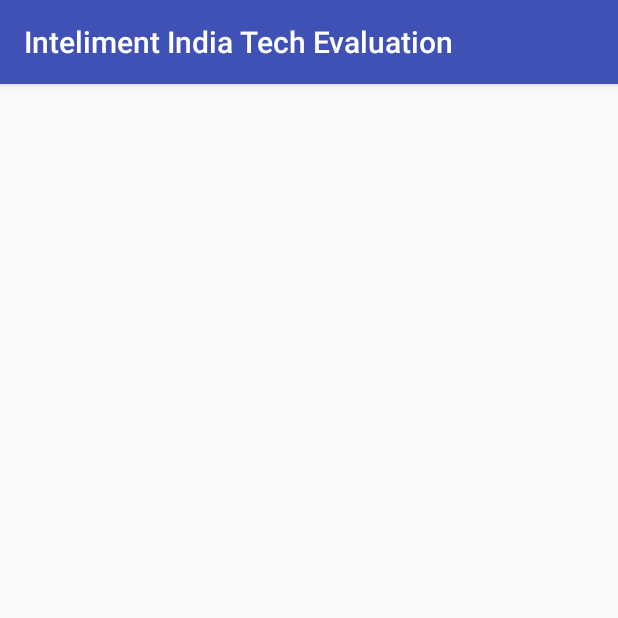
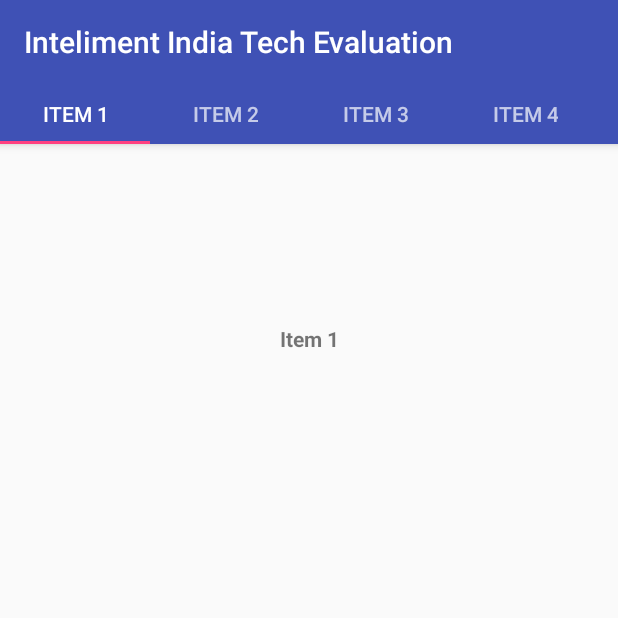
Before and after one commit to dineshbalu/Inteliment_tech_evaluation_db, an Android app: the Scenario1Activity screen opened directly, with no data from a screen before it, on a phone screen of 412 x 824 dp, the top half of it. Run offline under Robolectric (Android 15) with nearby library versions, the phone set to English and light mode, and no system bars.

Commit message:
Scenario 1
- Point 1: Make five items with the same width to scroll horizontally
- Point 4: From point 1, click any item out of 5 and that item name should be populated in
Point 4 as TextView.

Signed-off-by: S & V Bucket <info@sandv.biz>

```diff
--- a/Android/app/src/main/java/db/apps/android/intelimenttechevaluation/Scenario1Activity.java
+++ b/Android/app/src/main/java/db/apps/android/intelimenttechevaluation/Scenario1Activity.java
@@ -1,13 +1,53 @@
 package db.apps.android.intelimenttechevaluation;
 
+import android.support.design.widget.TabLayout;
 import android.support.v7.app.AppCompatActivity;
 import android.os.Bundle;
+import android.support.v7.widget.Toolbar;
+import android.widget.TextView;
 
-public class Scenario1Activity extends AppCompatActivity {
+public class Scenario1Activity extends AppCompatActivity implements TabLayout.OnTabSelectedListener {
 
+    TextView tabSelectionLabel;
     @Override
     protected void onCreate(Bundle savedInstanceState) {
         super.onCreate(savedInstanceState);
         setContentView(R.layout.activity_scenario1);
+
+        Toolbar toolbar = (Toolbar) findViewById(R.id.toolbar);
+        setSupportActionBar(toolbar);
+
+        TabLayout tabLayout = (TabLayout) findViewById(R.id.tabLayout);
+        tabLayout.addTab( tabLayout.newTab().setText("Item 1"));
+        tabLayout.addTab( tabLayout.newTab().setText("Item 2"));
+        tabLayout.addTab( tabLayout.newTab().setText("Item 3"));
+        tabLayout.addTab( tabLayout.newTab().setText("Item 4"));
+        tabLayout.addTab( tabLayout.newTab().setText("Item 5"));
+
+        tabLayout.setTabMode(TabLayout.MODE_SCROLLABLE);
+        tabLayout.setTabGravity(TabLayout.GRAVITY_CENTER);
+
+        tabLayout.setOnTabSelectedListener(this);
+
+        tabSelectionLabel = (TextView) findViewById( R.id.tabSelectionLabel);
+        tabSelectionLabel.setText("Item 1");
+
+    }
+
+    @Override
+    public void onTabSelected(TabLayout.Tab tab) {
+
+        tabSelectionLabel.setText( tab.getText() );
+
+    }
+
+    @Override
+    public void onTabUnselected(TabLayout.Tab tab) {
+
+    }
+
+    @Override
+    public void onTabReselected(TabLayout.Tab tab) {
+
     }
 }
--- a/Android/app/src/main/res/layout/activity_scenario1.xml
+++ b/Android/app/src/main/res/layout/activity_scenario1.xml
@@ -1,12 +1,57 @@
 <?xml version="1.0" encoding="utf-8"?>
 <RelativeLayout xmlns:android="http://schemas.android.com/apk/res/android"
+    xmlns:app="http://schemas.android.com/apk/res-auto"
     xmlns:tools="http://schemas.android.com/tools"
     android:layout_width="match_parent"
     android:layout_height="match_parent"
-    android:paddingBottom="@dimen/activity_vertical_margin"
-    android:paddingLeft="@dimen/activity_horizontal_margin"
-    android:paddingRight="@dimen/activity_horizontal_margin"
-    android:paddingTop="@dimen/activity_vertical_margin"
     tools:context="db.apps.android.intelimenttechevaluation.Scenario1Activity">
 
+
+    <android.support.design.widget.AppBarLayout
+        android:layout_width="match_parent"
+        android:layout_height="wrap_content"
+        android:theme="@style/AppTheme.AppBarOverlay">
+
+            <android.support.v7.widget.Toolbar
+            android:id="@+id/toolbar"
+            android:layout_width="match_parent"
+            android:layout_height="?attr/actionBarSize"
+            android:background="?attr/colorPrimary"
+            app:popupTheme="@style/AppTheme.PopupOverlay" />
+
+            <android.support.design.widget.TabLayout
+                android:id="@+id/tabLayout"
+                android:layout_width="match_parent"
+                android:layout_height="40dp"
+                app:tabMinWidth="100dp"/>
+
+    </android.support.design.widget.AppBarLayout>
+
+<LinearLayout
+    android:layout_width="match_parent"
+    android:layout_height="match_parent"
+    android:orientation="vertical">
+
+    <android.support.v4.view.ViewPager
+        android:layout_width="match_parent"
+        android:layout_height="200dp"/>
+
+    <LinearLayout
+        android:layout_width="match_parent"
+        android:layout_height="wrap_content"/>
+
+    <TextView
+        android:id="@+id/tabSelectionLabel"
+        android:layout_width="match_parent"
+        android:layout_height="wrap_content"
+        android:textStyle="bold"
+        android:gravity="center"
+        android:padding="@dimen/activity_horizontal_margin"/>
+
+
+
+</LinearLayout>
+
+
+
 </RelativeLayout>
--- /dev/null
+++ b/Android/app/src/main/res/values/attrs_tab_layout.xml
@@ -0,0 +1,6 @@
+<?xml version="1.0" encoding="UTF-8"?>
+<resources>
+    <declare-styleable name="TabLayout">
+        <attr name="tabTitles" format="reference" />
+    </declare-styleable>
+</resources>
```
Also changed, not shown: Android/app/src/main/AndroidManifest.xml (+9 -1 lines), Android/app/src/main/java/db/apps/android/intelimenttechevaluation/MainActivity.java (+11 -2 lines), Android/app/src/main/java/db/apps/android/intelimenttechevaluation/Scenario2Activity.java (added, +13 -0 lines), Android/app/src/main/java/db/apps/android/intelimenttechevaluation/widget/TabLayout.java (added, +92 -0 lines), Android/app/src/main/res/layout/activity_scenario2.xml (added, +12 -0 lines), Android/app/src/main/res/layout/sample_tab_layout.xml (added, +15 -0 lines), Android/app/src/main/res/values/strings.xml (+8 -0 lines).
